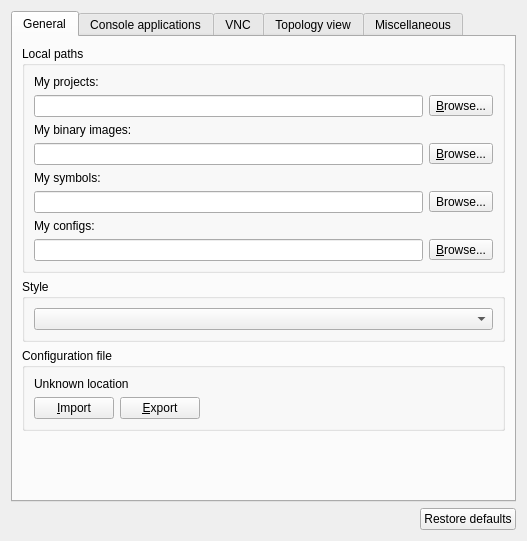
First picture: the form in gns3/ui/general_preferences_page.ui, repository GNS3/gns3-gui, before the edit.
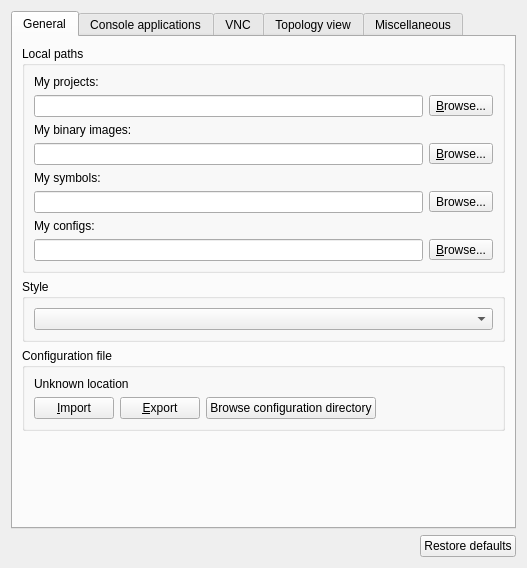
Second picture: the form after the edit.

Commit message:
A button to open the file browser with the configuration file location
Fix #1321

```diff
--- a/gns3/ui/general_preferences_page.ui
+++ b/gns3/ui/general_preferences_page.ui
@@ -7,7 +7,7 @@
     <x>0</x>
     <y>0</y>
     <width>527</width>
-    <height>541</height>
+    <height>568</height>
    </rect>
   </property>
   <property name="windowTitle">
@@ -196,6 +196,13 @@
               </property>
              </widget>
             </item>
+            <item>
+             <widget class="QPushButton" name="uiBrowseConfigurationPushButton">
+              <property name="text">
+               <string>Browse configuration directory</string>
+              </property>
+             </widget>
+            </item>
             <item>
              <spacer name="horizontalSpacer">
               <property name="orientation">
```
The commit also changes 2 other files.
